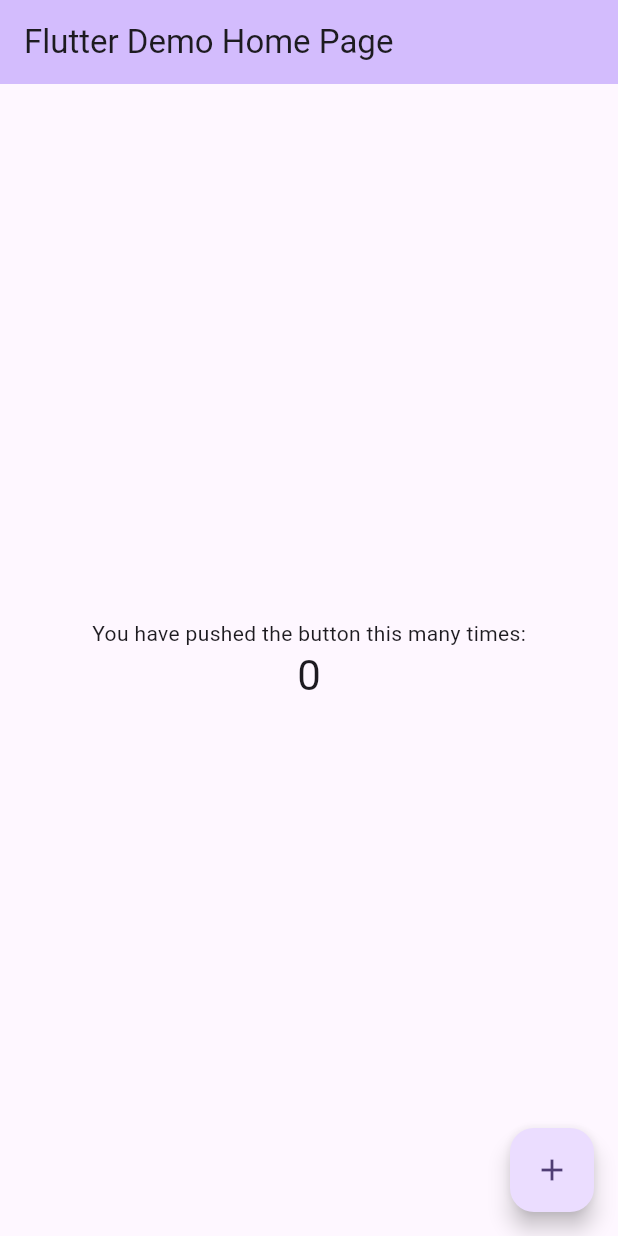
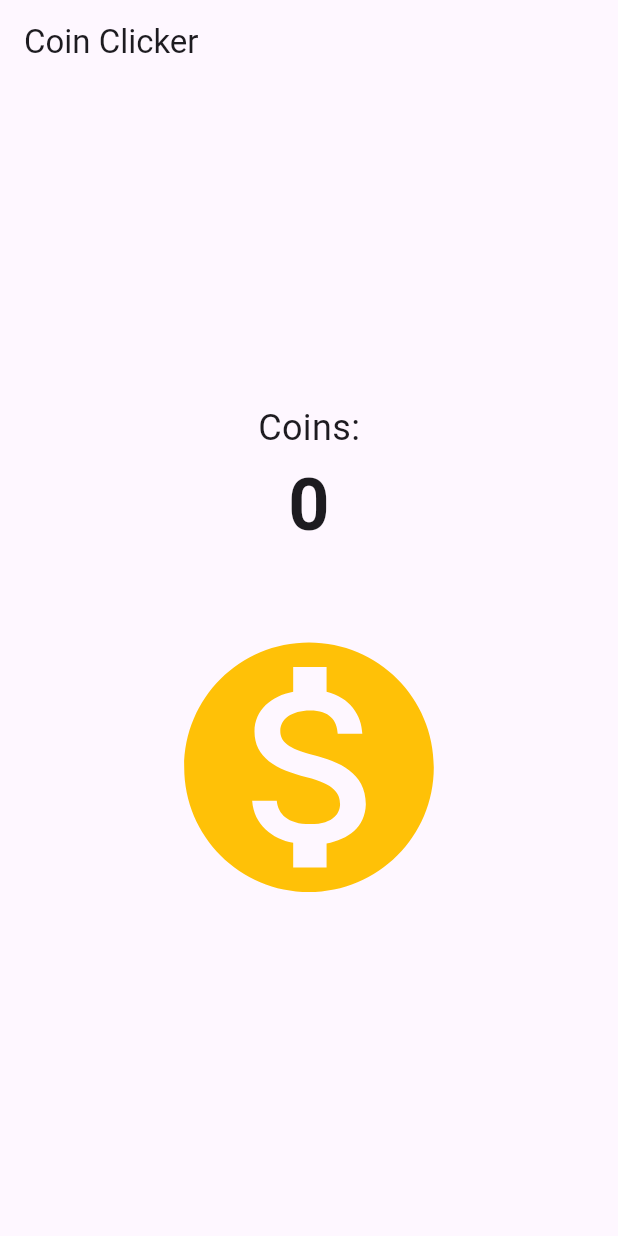
Before and after one commit to feather2308/flutter_coin_clicker, a Flutter app: the screen it shows after launch, on a phone screen of 412 x 824 dp. Run offline on Flutter 3.47's test engine with Material 3 defaults, Android fonts, the phone set to English and light mode, and no system bars.

Commit message:
코인 클릭 가능

```diff
--- a/lib/main.dart
+++ b/lib/main.dart
@@ -1,4 +1,9 @@
+
+import 'dart:math';
 import 'package:flutter/material.dart';
+import 'package:flutter_coin_clicker/models/floating_animation.dart';
+import 'package:flutter_coin_clicker/widgets/animation_painter.dart';
+import 'package:flutter_coin_clicker/widgets/coin_display.dart';
 
 void main() {
   runApp(const MyApp());
@@ -7,116 +12,140 @@ void main() {
 class MyApp extends StatelessWidget {
   const MyApp({super.key});
 
-  // This widget is the root of your application.
   @override
   Widget build(BuildContext context) {
     return MaterialApp(
-      title: 'Flutter Demo',
+      title: 'Coin Clicker',
       theme: ThemeData(
-        // This is the theme of your application.
-        //
-        // TRY THIS: Try running your application with "flutter run". You'll see
-        // the application has a purple toolbar. Then, without quitting the app,
-        // try changing the seedColor in the colorScheme below to Colors.green
-        // and then invoke "hot reload" (save your changes or press the "hot
-        // reload" button in a Flutter-supported IDE, or press "r" if you used
-        // the command line to start the app).
-        //
-        // Notice that the counter didn't reset back to zero; the application
-        // state is not lost during the reload. To reset the state, use hot
-        // restart instead.
-        //
-        // This works for code too, not just values: Most code changes can be
-        // tested with just a hot reload.
-        colorScheme: ColorScheme.fromSeed(seedColor: Colors.deepPurple),
+        primarySwatch: Colors.amber,
+        visualDensity: VisualDensity.adaptivePlatformDensity,
       ),
-      home: const MyHomePage(title: 'Flutter Demo Home Page'),
+      debugShowCheckedModeBanner: false,
+      home: const CoinClickerPage(),
     );
   }
 }
 
-class MyHomePage extends StatefulWidget {
-  const MyHomePage({super.key, required this.title});
-
-  // This widget is the home page of your application. It is stateful, meaning
-  // that it has a State object (defined below) that contains fields that affect
-  // how it looks.
-
-  // This class is the configuration for the state. It holds the values (in this
-  // case the title) provided by the parent (in this case the App widget) and
-  // used by the build method of the State. Fields in a Widget subclass are
-  // always marked "final".
-
-  final String title;
+class CoinClickerPage extends StatefulWidget {
+  const CoinClickerPage({super.key});
 
   @override
-  State<MyHomePage> createState() => _MyHomePageState();
+  State<CoinClickerPage> createState() => _CoinClickerPageState();
 }
 
-class _MyHomePageState extends State<MyHomePage> {
-  int _counter = 0;
+class _CoinClickerPageState extends State<CoinClickerPage> with TickerProviderStateMixin {
+  int _coinCount = 0;
+  double _coinSize = 200.0;
+  final List<FloatingAnimation> _animations = [];
+  int _animationCounter = 0;
+  final Random _random = Random();
+  final GlobalKey _stackKey = GlobalKey();
+  final GlobalKey _coinKey = GlobalKey();
 
-  void _incrementCounter() {
+  late final AnimationController _controller;
+
+  @override
+  void initState() {
+    super.initState();
+    _controller = AnimationController(
+      vsync: this,
+      duration: const Duration(seconds: 1), // Duration doesn't matter as much here
+    )..addListener(() {
+        // Clean up old animations
+        final currentTime = _controller.lastElapsedDuration?.inMilliseconds.toDouble() ?? 0;
+        _animations.removeWhere((anim) => (currentTime - anim.creationTime) > 1000);
+        setState(() {});
+      });
+    _controller.repeat();
+  }
+
+  @override
+  void dispose() {
+    _controller.dispose();
+    super.dispose();
+  }
+
+  void _handleTap(TapDownDetails details) {
+    final RenderBox? coinRenderBox = _coinKey.currentContext?.findRenderObject() as RenderBox?;
+    final RenderBox? stackRenderBox = _stackKey.currentContext?.findRenderObject() as RenderBox?;
+
+    if (coinRenderBox == null || stackRenderBox == null) return;
+
+    final coinPosition = coinRenderBox.localToGlobal(Offset.zero);
+    final coinRect = Rect.fromLTWH(coinPosition.dx, coinPosition.dy, coinRenderBox.size.width, coinRenderBox.size.height);
+
+    if (coinRect.contains(details.globalPosition)) {
+      final localPosition = stackRenderBox.globalToLocal(details.globalPosition);
+      _incrementCoin();
+      _addAnimation(localPosition);
+    }
+  }
+
+  void _incrementCoin() {
     setState(() {
-      // This call to setState tells the Flutter framework that something has
-      // changed in this State, which causes it to rerun the build method below
-      // so that the display can reflect the updated values. If we changed
-      // _counter without calling setState(), then the build method would not be
-      // called again, and so nothing would appear to happen.
-      _counter++;
+      _coinCount++;
+      _coinSize = 220.0;
+    });
+    Future.delayed(const Duration(milliseconds: 100), () {
+      if (mounted) {
+        setState(() {
+          _coinSize = 200.0;
+        });
+      }
+    });
+  }
+
+  void _addAnimation(Offset position) {
+    final id = _animationCounter++;
+    final horizontalOffset = (_random.nextDouble() - 0.5) * 80;
+    final currentTime = _controller.lastElapsedDuration?.inMilliseconds.toDouble() ?? 0;
+
+    setState(() {
+      _animations.add(FloatingAnimation(
+        id: id,
+        position: position,
+        horizontalOffset: horizontalOffset,
+        creationTime: currentTime,
+      ));
     });
   }
 
   @override
   Widget build(BuildContext context) {
-    // This method is rerun every time setState is called, for instance as done
-    // by the _incrementCounter method above.
-    //
-    // The Flutter framework has been optimized to make rerunning build methods
-    // fast, so that you can just rebuild anything that needs updating rather
-    // than having to individually change instances of widgets.
+    final currentTime = _controller.lastElapsedDuration?.inMilliseconds.toDouble() ?? 0;
     return Scaffold(
       appBar: AppBar(
-        // TRY THIS: Try changing the color here to a specific color (to
-        // Colors.amber, perhaps?) and trigger a hot reload to see the AppBar
-        // change color while the other colors stay the same.
-        backgroundColor: Theme.of(context).colorScheme.inversePrimary,
-        // Here we take the value from the MyHomePage object that was created by
-        // the App.build method, and use it to set our appbar title.
-        title: Text(widget.title),
+        title: const Text('Coin Clicker'),
       ),
-      body: Center(
-        // Center is a layout widget. It takes a single child and positions it
-        // in the middle of the parent.
-        child: Column(
-          // Column is also a layout widget. It takes a list of children and
-          // arranges them vertically. By default, it sizes itself to fit its
-          // children horizontally, and tries to be as tall as its parent.
-          //
-          // Column has various properties to control how it sizes itself and
-          // how it positions its children. Here we use mainAxisAlignment to
-          // center the children vertically; the main axis here is the vertical
-          // axis because Columns are vertical (the cross axis would be
-          // horizontal).
-          //
-          // TRY THIS: Invoke "debug painting" (choose the "Toggle Debug Paint"
-          // action in the IDE, or press "p" in the console), to see the
-          // wireframe for each widget.
-          mainAxisAlignment: MainAxisAlignment.center,
-          children: <Widget>[
-            const Text('You have pushed the button this many times:'),
-            Text(
-              '$_counter',
-              style: Theme.of(context).textTheme.headlineMedium,
+      body: GestureDetector(
+        onTapDown: _handleTap,
+        child: Stack(
+          key: _stackKey,
+          children: [
+            Center(
+              child: Column(
+                mainAxisAlignment: MainAxisAlignment.center,
+                children: <Widget>[
+                  const Text(
+                    'Coins:',
+                    style: TextStyle(fontSize: 24),
+                  ),
+                  Text(
+                    '$_coinCount',
+                    style: const TextStyle(fontSize: 48, fontWeight: FontWeight.bold),
+                  ),
+                  const SizedBox(height: 40),
+                  CoinDisplay(coinKey: _coinKey, coinSize: _coinSize),
+                ],
+              ),
+            ),
+            CustomPaint(
+              painter: AnimationPainter(animations: _animations, time: currentTime),
+              child: Container(),
             ),
           ],
         ),
       ),
-      floatingActionButton: FloatingActionButton(
-        onPressed: _incrementCounter,
-        tooltip: 'Increment',
-        child: const Icon(Icons.add),
-      ), // This trailing comma makes auto-formatting nicer for build methods.
     );
   }
 }
--- /dev/null
+++ b/lib/models/floating_animation.dart
@@ -0,0 +1,16 @@
+
+import 'dart:ui';
+
+class FloatingAnimation {
+  final int id;
+  final Offset position;
+  final double horizontalOffset;
+  final double creationTime;
+
+  FloatingAnimation({
+    required this.id,
+    required this.position,
+    required this.horizontalOffset,
+    required this.creationTime,
+  });
+}
--- /dev/null
+++ b/lib/widgets/animation_painter.dart
@@ -0,0 +1,74 @@
+
+import 'package:flutter/material.dart';
+import '../models/floating_animation.dart';
+
+class AnimationPainter extends CustomPainter {
+  final List<FloatingAnimation> animations;
+  final double time;
+
+  final TextPainter _textPainter = TextPainter(
+    textAlign: TextAlign.center,
+    textDirection: TextDirection.ltr,
+  );
+
+  final Paint _iconPaint = Paint();
+
+  AnimationPainter({required this.animations, required this.time}) : super();
+
+  @override
+  void paint(Canvas canvas, Size size) {
+    for (final animation in animations) {
+      final progress = (time - animation.creationTime) / 1000; // 1 second duration
+      if (progress < 0 || progress > 1) continue;
+
+      final opacity = 1.0 - progress;
+      if (opacity <= 0) continue;
+
+      // Define the text style for measurement
+      const coinStyle = TextStyle(color: Colors.amber, fontSize: 24);
+      final plusOneStyle = TextStyle(
+        fontSize: 20,
+        fontWeight: FontWeight.bold,
+        color: Colors.black.withOpacity(opacity),
+      );
+
+      // Layout coin text to get its width
+      _textPainter.text = const TextSpan(text: '💰', style: coinStyle);
+      _textPainter.layout();
+      final coinWidth = _textPainter.width;
+
+      // Layout +1 text to get its width
+      _textPainter.text = TextSpan(text: '+1', style: plusOneStyle);
+      _textPainter.layout();
+      final plusOneWidth = _textPainter.width;
+      final textHeight = _textPainter.height;
+
+      // Calculate the total width of the animation element
+      const spacing = 4.0;
+      final totalWidth = coinWidth + spacing + plusOneWidth;
+
+      // Calculate the centered starting position
+      final initialX = animation.position.dx - (totalWidth / 2);
+      final initialY = animation.position.dy - (textHeight / 2);
+
+      // Calculate current position based on progress
+      final currentX = initialX + (animation.horizontalOffset * progress);
+      final currentY = initialY - (progress * 150);
+
+      // Draw coin icon
+      _textPainter.text = TextSpan(style: coinStyle.copyWith(color: coinStyle.color?.withOpacity(opacity)), text: '💰');
+      _textPainter.layout();
+      _textPainter.paint(canvas, Offset(currentX, currentY));
+
+      // Draw +1 text
+      _textPainter.text = TextSpan(text: '+1', style: plusOneStyle);
+      _textPainter.layout();
+      _textPainter.paint(canvas, Offset(currentX + coinWidth + spacing, currentY));
+    }
+  }
+
+  @override
+  bool shouldRepaint(covariant AnimationPainter oldDelegate) {
+    return time != oldDelegate.time || animations.length != oldDelegate.animations.length;
+  }
+}
--- /dev/null
+++ b/lib/widgets/coin_display.dart
@@ -0,0 +1,24 @@
+
+import 'package:flutter/material.dart';
+
+class CoinDisplay extends StatelessWidget {
+  final GlobalKey coinKey;
+  final double coinSize;
+
+  const CoinDisplay({super.key, required this.coinKey, required this.coinSize});
+
+  @override
+  Widget build(BuildContext context) {
+    return AnimatedContainer(
+      key: coinKey,
+      duration: const Duration(milliseconds: 100),
+      width: coinSize,
+      height: coinSize,
+      child: const Icon(
+        Icons.monetization_on,
+        color: Colors.amber,
+        size: 200.0,
+      ),
+    );
+  }
+}
```
